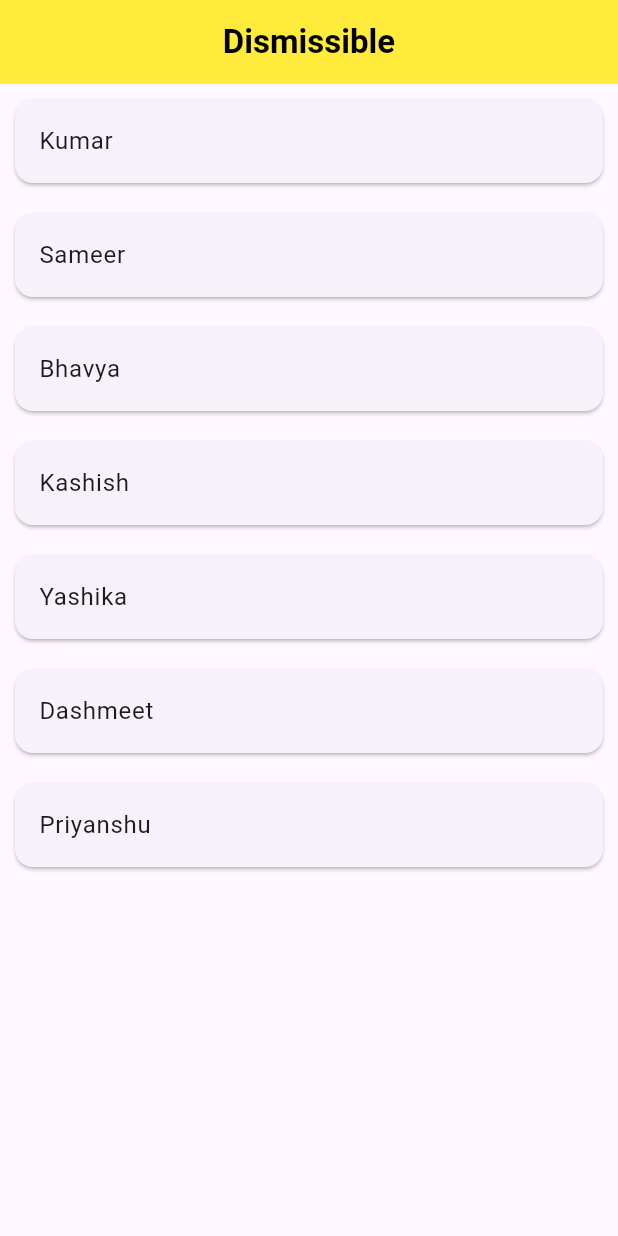
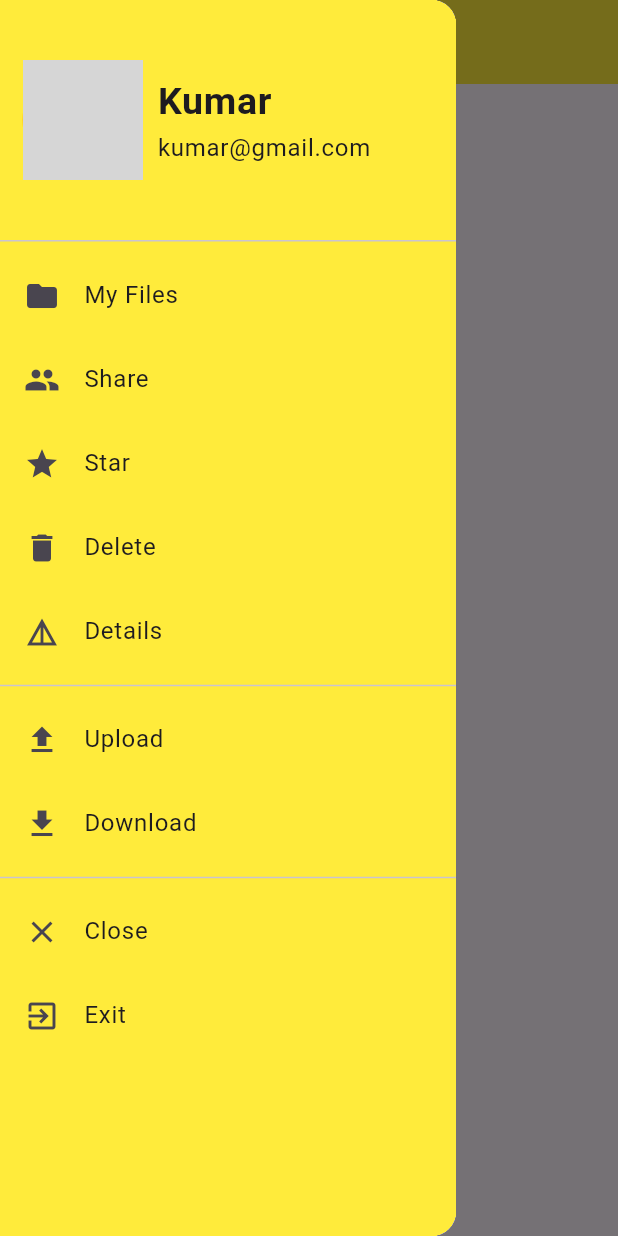
Before and after one commit to kumarbaberwal/flutter2, a Flutter app: the screen it shows after launch, with the side drawer open (before the commit the screen has no drawer), on a phone screen of 412 x 824 dp. Run offline on Flutter 3.47's test engine with Material 3 defaults, Android fonts, the phone set to English and light mode, and no system bars; network calls fail; grey boxes are pictures that could not be loaded.

Commit message:
drawer widget

```diff
--- a/lib/main.dart
+++ b/lib/main.dart
@@ -1,4 +1,4 @@
-import 'package:first/widgets/dismissible.dart';
+import 'package:first/widgets/drawer.dart';
 import 'package:flutter/material.dart';
 
 void main() => runApp(const MyApp());
@@ -14,7 +14,7 @@ class MyApp extends StatelessWidget {
         brightness: Brightness.light,
         primaryColor: Colors.deepPurple,
       ),
-      home: const DismissibleWidget(),
+      home: const DrawerWidget(),
     );
   }
 }
--- a/lib/widgets/drawer.dart
+++ b/lib/widgets/drawer.dart
@@ -0,0 +1,105 @@
+import 'package:flutter/material.dart';
+
+class DrawerWidget extends StatefulWidget {
+  const DrawerWidget({super.key});
+
+  @override
+  DrawerWidgetState createState() => DrawerWidgetState();
+}
+
+class DrawerWidgetState extends State<DrawerWidget> {
+  @override
+  Widget build(BuildContext context) {
+    return Scaffold(
+      drawer: Drawer(
+        child: Container(
+          color: Colors.yellow,
+          child: ListView(
+            children: [
+              DrawerHeader(
+                  padding: EdgeInsets.zero,
+                  child: Container(
+                    // color: Colors.yellow[300],
+                    padding: const EdgeInsets.all(15),
+                    child: const Row(
+                      children: [
+                        CircleAvatar(
+                          backgroundColor: Colors.amber,
+                          radius: 40,
+                          backgroundImage: NetworkImage(
+                              'https://avatars.githubusercontent.com/u/148860110?v=4'),
+                        ),
+                        SizedBox(width: 10,),
+                        Column(
+                          crossAxisAlignment: CrossAxisAlignment.start,
+                          mainAxisAlignment: MainAxisAlignment.center,
+                          children: [
+                            Text('Kumar', style: TextStyle(fontSize: 25, fontWeight: FontWeight.bold),),
+                            Text('kumar@gmail.com'),
+                          ],
+                        )
+                      ],
+                    ),
+                  )),
+              const ListTile(
+                leading: Icon(Icons.folder),
+                title: Text('My Files'),
+              ),
+              const ListTile(
+                leading: Icon(Icons.group),
+                title: Text('Share'),
+              ),
+              const ListTile(
+                leading: Icon(Icons.star),
+                title: Text('Star'),
+              ),
+              const ListTile(
+                leading: Icon(Icons.delete),
+                title: Text('Delete'),
+              ),
+              const ListTile(
+                leading: Icon(Icons.details),
+                title: Text('Details'),
+              ),
+              const Divider(),
+              const ListTile(
+                leading: Icon(Icons.upload),
+                title: Text('Upload'),
+              ),
+              const ListTile(
+                leading: Icon(Icons.download),
+                title: Text('Download'),
+              ),
+              const Divider(),
+              const ListTile(
+                leading: Icon(Icons.close),
+                title: Text('Close'),
+              ),
+              const ListTile(
+                leading: Icon(Icons.exit_to_app),
+                title: Text('Exit'),
+              ),
+            ],
+          ),
+        ),
+      ),
+      appBar: AppBar(
+        centerTitle: true,
+        backgroundColor: Colors.yellow,
+        title: const Text(
+          'Drawer',
+          style: TextStyle(fontWeight: FontWeight.bold, color: Colors.black),
+        ),
+      ),
+      body: Container(
+        margin: const EdgeInsets.only(top: 10),
+        child: const Center(
+          child: Text(
+            'Kumar Here!',
+            style: TextStyle(fontWeight: FontWeight.bold, fontSize: 25),
+          ),
+        ),
+      ),
+    );
+  }
+}
```
